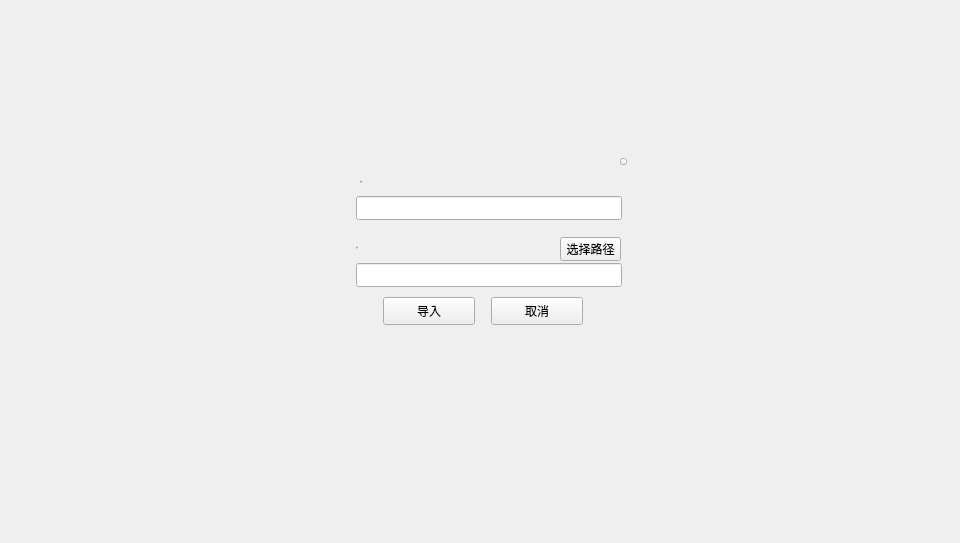
This is LNKWallet/importdialog.ui in HcashOrg/hx-indicator as Qt 5 draws it before an edit. The edited form follows.
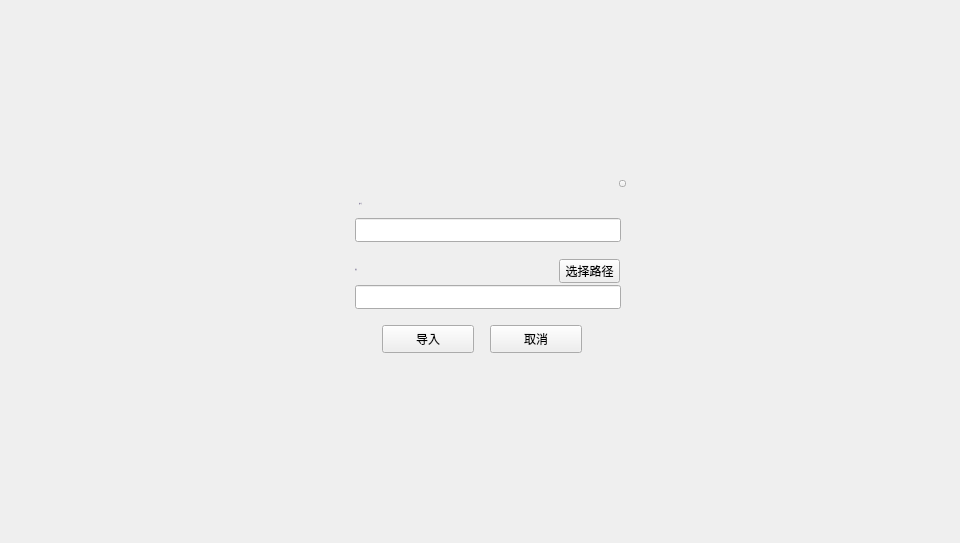
This is the edited form.

What changed in the file:
```diff
--- a/LNKWallet/importdialog.ui
+++ b/LNKWallet/importdialog.ui
@@ -30,10 +30,10 @@
    <widget class="QWidget" name="containerWidget" native="true">
     <property name="geometry">
      <rect>
-      <x>331</x>
-      <y>153</y>
+      <x>330</x>
+      <y>175</y>
       <width>300</width>
-      <height>196</height>
+      <height>193</height>
      </rect>
     </property>
     <widget class="QLineEdit" name="privateKeyLineEdit">
@@ -177,7 +177,7 @@
      <property name="geometry">
       <rect>
        <x>52</x>
-       <y>144</y>
+       <y>150</y>
        <width>92</width>
        <height>28</height>
       </rect>
@@ -201,7 +201,7 @@
      <property name="geometry">
       <rect>
        <x>160</x>
-       <y>144</y>
+       <y>150</y>
        <width>92</width>
        <height>28</height>
       </rect>
```
